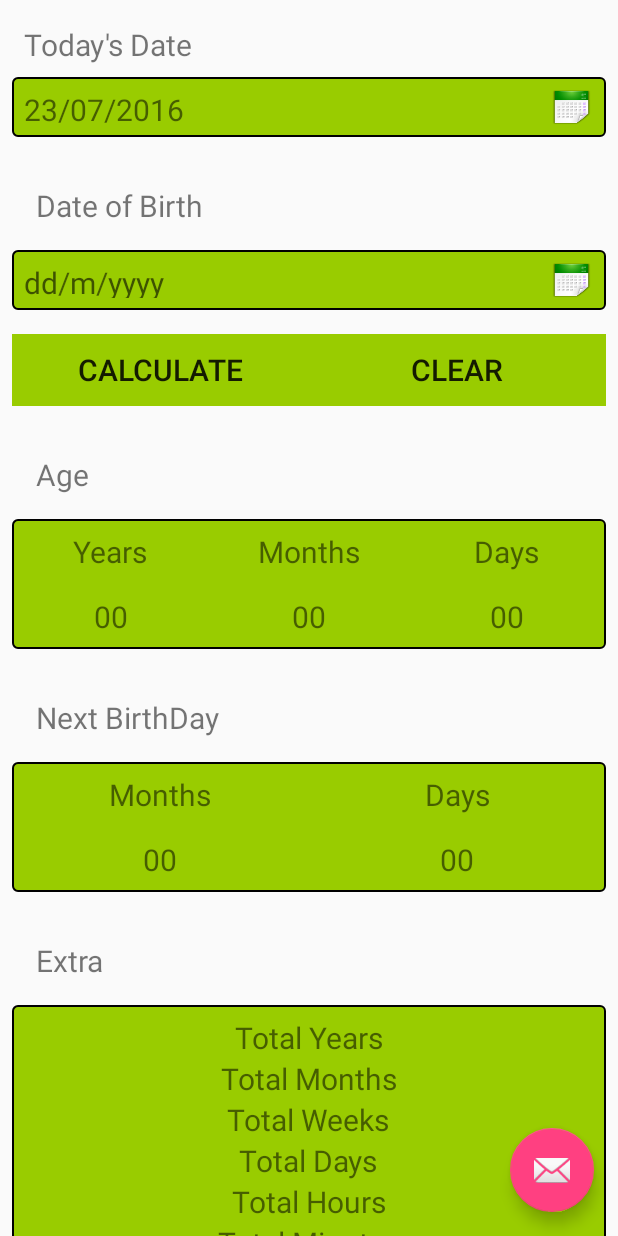
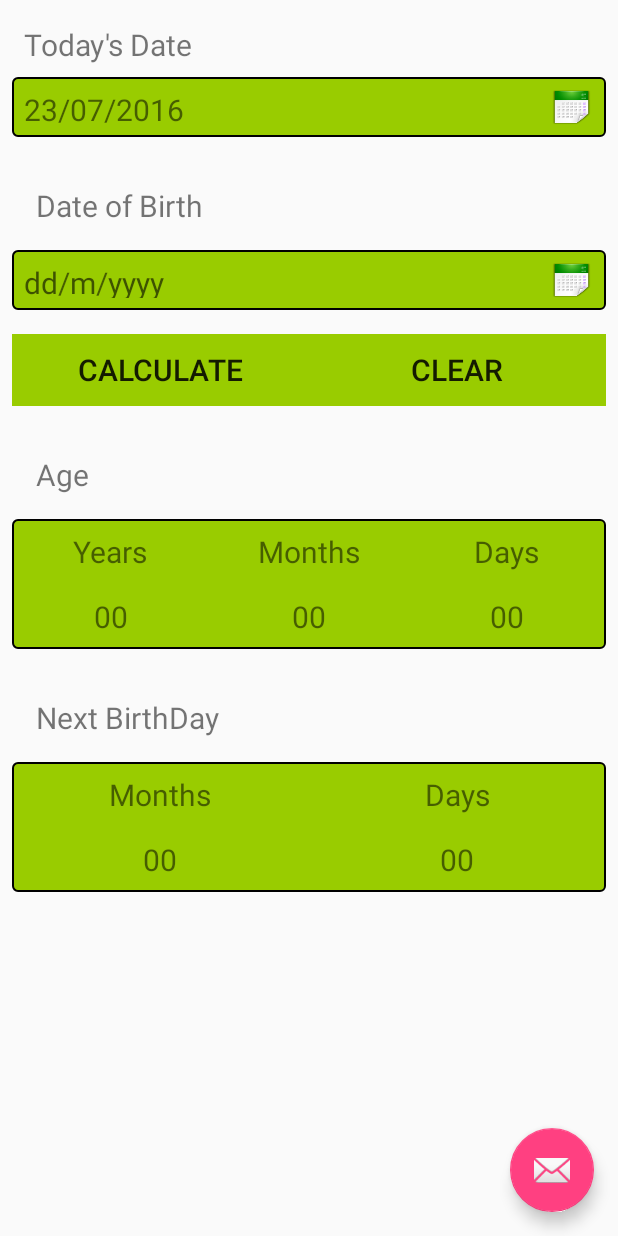
Before and after one commit to ritikagr/Age_Calculator, an Android app: the screen it shows after launch (MainActivity), on a phone screen of 412 x 824 dp. Run offline under Robolectric (Android 15) with nearby library versions, the phone set to English and light mode, and no system bars.

Commit message:
Extra Section and upcoming birthdays section removed and next birthday is added

```diff
--- a/app/src/main/res/layout/age.xml
+++ b/app/src/main/res/layout/age.xml
@@ -21,6 +21,7 @@
 
         <TextView
             style="@style/age_textview"
+            android:id="@+id/years"
             android:text="@string/years_value" />
     </LinearLayout>
 
@@ -36,6 +37,7 @@
 
         <TextView
             style="@style/age_textview"
+            android:id="@+id/months"
             android:text="@string/months_value" />
     </LinearLayout>
 
@@ -51,6 +53,7 @@
 
         <TextView
             style="@style/age_textview"
+            android:id="@+id/days"
             android:text="@string/days_value" />
     </LinearLayout>
 
--- a/app/src/main/res/layout/content_main.xml
+++ b/app/src/main/res/layout/content_main.xml
@@ -45,17 +45,5 @@
 
     <include layout="@layout/next_birthday"></include>
 
-    <TextView
-        style="@style/content_textview"
-        android:text="@string/extra" />
-
-    <include layout="@layout/extra"></include>
-
-    <TextView
-        style="@style/content_textview"
-        android:text="@string/upcoming_birthdays"/>
-
-    <include layout="@layout/upcoming_birthdays"></include>
-
 </LinearLayout>
 </ScrollView>
--- a/app/src/main/res/layout/extra.xml
+++ /dev/null
@@ -1,47 +0,0 @@
-<?xml version="1.0" encoding="utf-8"?>
-<LinearLayout xmlns:android="http://schemas.android.com/apk/res/android"
-    xmlns:tools="http://schemas.android.com/tools"
-    android:orientation="horizontal"
-    android:layout_width="match_parent"
-    android:layout_height="wrap_content"
-    tools:showIn="@layout/content_main"
-    android:id="@+id/extra"
-    android:layout_margin="8dp"
-    android:background="@drawable/border">
-
-    <LinearLayout
-        android:layout_width="0dp"
-        android:layout_height="match_parent"
-        android:layout_weight="1"
-        android:padding="8dp"
-        android:orientation="vertical">
-
-        <TextView
-            android:text="@string/total_years"
-            style="@style/extra_textview"/>
-
-        <TextView
-            android:text="@string/total_months"
-            style="@style/extra_textview"/>
-
-        <TextView
-            android:text="@string/total_weeks"
-            style="@style/extra_textview"/>
-
-        <TextView
-            android:text="@string/total_days"
-            style="@style/extra_textview"/>
-
-        <TextView
-            android:text="@string/total_hours"
-            style="@style/extra_textview"/>
-
-        <TextView
-            android:text="@string/total_minutes"
-            style="@style/extra_textview"/>
-
-        <TextView
-            android:text="@string/total_seconds"
-            style="@style/extra_textview"/>
-    </LinearLayout>
-</LinearLayout>
--- a/app/src/main/res/layout/next_birthday.xml
+++ b/app/src/main/res/layout/next_birthday.xml
@@ -21,6 +21,7 @@
 
         <TextView
             style="@style/next_birthday_textview"
+            android:id="@+id/next_birthday_months"
             android:text="@string/months_value" />
     </LinearLayout>
 
@@ -36,6 +37,7 @@
 
         <TextView
             style="@style/next_birthday_textview"
+            android:id="@+id/next_birthday_days"
             android:text="@string/days_value" />
     </LinearLayout>
 
--- a/app/src/main/res/layout/upcoming_birthdays.xml
+++ /dev/null
@@ -1,6 +0,0 @@
-<?xml version="1.0" encoding="utf-8"?>
-<LinearLayout xmlns:android="http://schemas.android.com/apk/res/android"
-    android:orientation="vertical" android:layout_width="match_parent"
-    android:layout_height="match_parent">
-
-</LinearLayout>
--- a/app/src/main/res/values/strings.xml
+++ b/app/src/main/res/values/strings.xml
@@ -16,15 +16,6 @@
     <string name="years_value">"00"</string>
     <string name="months_value">"00"</string>
     <string name="days_value">"00"</string>
-    <string name="extra">Extra</string>
-    <string name="upcoming_birthdays">Upcoming BirthDays</string>
 
-    <string name="total_years">Total Years</string>
-    <string name="total_months">Total Months</string>
-    <string name="total_weeks">Total Weeks</string>
-    <string name="total_days">Total Days</string>
-    <string name="total_hours">Total Hours</string>
-    <string name="total_minutes">Total Minutes</string>
-    <string name="total_seconds">Total Seconds</string>
 
 </resources>
--- a/app/src/main/res/values/styles.xml
+++ b/app/src/main/res/values/styles.xml
@@ -42,13 +42,6 @@
         <item name="android:background">@drawable/office_calendar</item>
     </style>
 
-    <style name="extra_textview">
-        <item name="android:layout_width">wrap_content</item>
-        <item name="android:layout_height">wrap_content</item>
-        <item name="android:layout_gravity">center</item>
-        <item name="android:textSize">20dp</item>
-    </style>
-
     <style name="age_textview">
         <item name="android:layout_width">wrap_content</item>
         <item name="android:layout_height">wrap_content</item>
```
Also changed, not shown: app/src/main/java/com/iit/ritik/agecalculator/MainActivity.java (+92 -1 lines).
